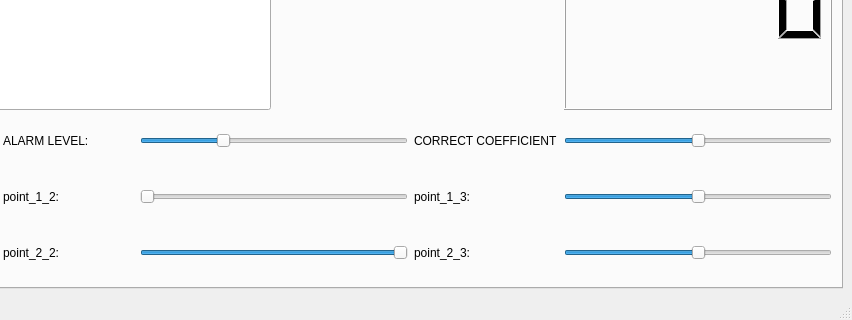
bogdandrienko/cpp-app, file cpp_computer_vision_app/cpp_main.ui: the form before one commit; both pictures show x 428 to 1280 and y 400 to 720 of the 1280 by 720 pixel window.
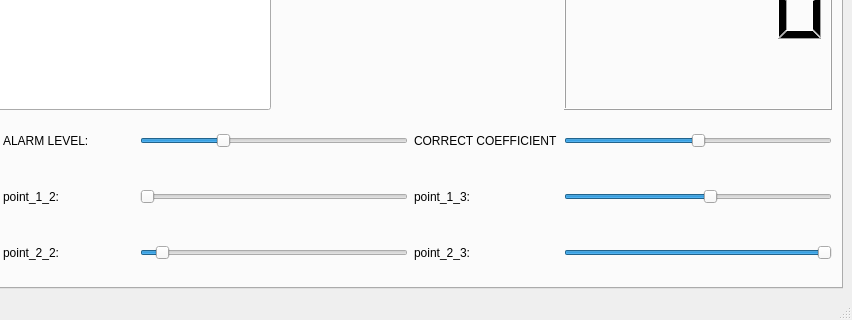
The form after the commit. The open tabs and pages were chosen to show the change.

Patch:
```diff
--- a/cpp_computer_vision_app/cpp_main.ui
+++ b/cpp_computer_vision_app/cpp_main.ui
@@ -289,7 +289,7 @@
                <number>1</number>
               </property>
               <property name="value">
-               <number>128</number>
+               <number>140</number>
               </property>
               <property name="orientation">
                <enum>Qt::Horizontal</enum>
@@ -327,7 +327,7 @@
                <number>255</number>
               </property>
               <property name="value">
-               <number>255</number>
+               <number>15</number>
               </property>
               <property name="orientation">
                <enum>Qt::Horizontal</enum>
@@ -469,7 +469,7 @@
                <number>255</number>
               </property>
               <property name="value">
-               <number>128</number>
+               <number>255</number>
               </property>
               <property name="orientation">
                <enum>Qt::Horizontal</enum>
```
Left out of the diff: 2 changed lines with no effect on the pictures.
